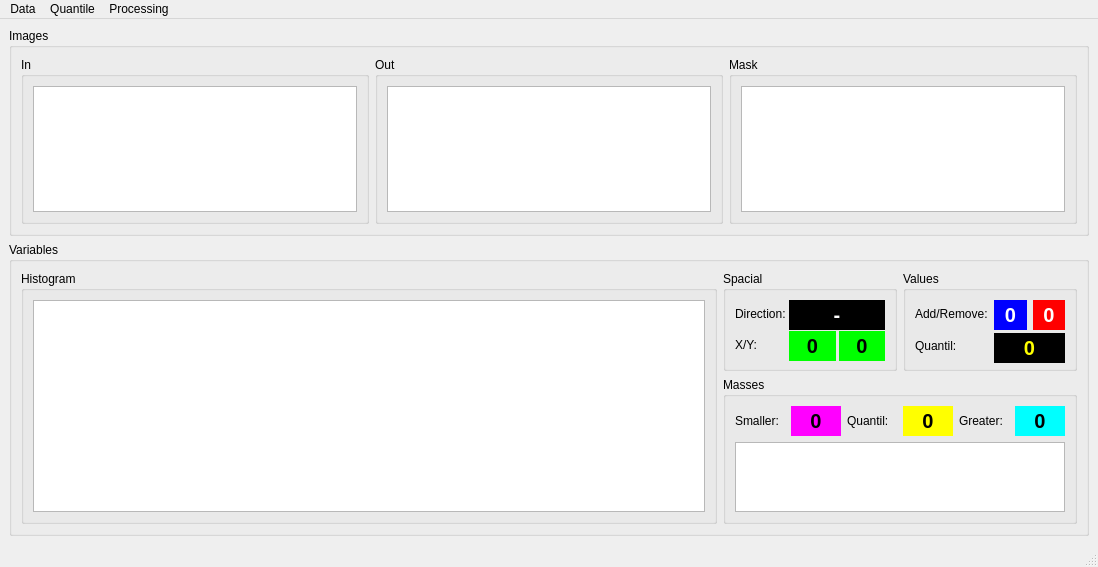
The window that Code/d_makro_huangvisualization.ui (DavidEilenstein/ImageD) describes before a commit, drawn with Qt 5.
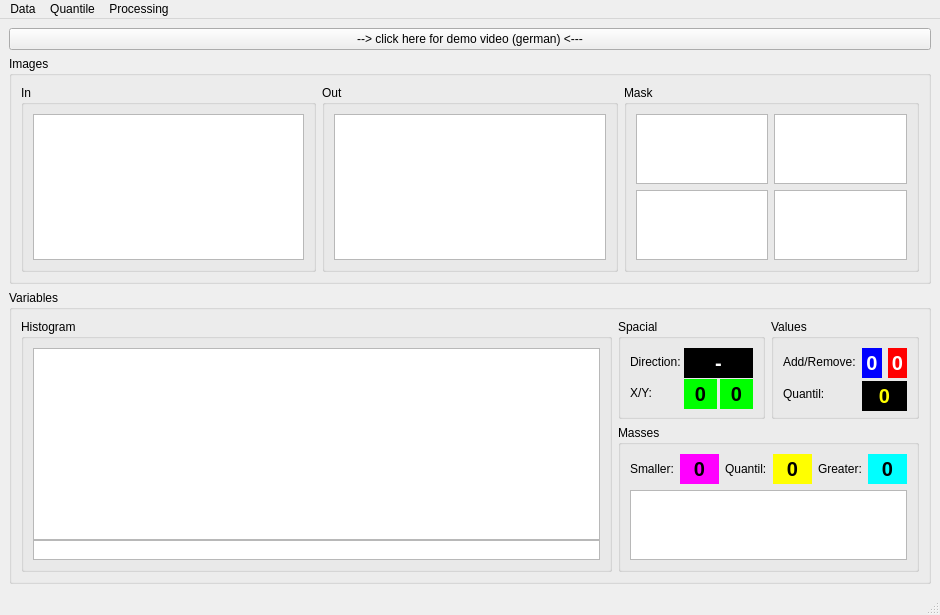
The same window after the commit.

Patch:
```diff
--- a/Code/d_makro_huangvisualization.ui
+++ b/Code/d_makro_huangvisualization.ui
@@ -6,8 +6,8 @@
    <rect>
     <x>0</x>
     <y>0</y>
-    <width>1098</width>
-    <height>567</height>
+    <width>940</width>
+    <height>589</height>
    </rect>
   </property>
   <property name="windowTitle">
@@ -15,63 +15,12 @@
   </property>
   <widget class="QWidget" name="centralwidget">
    <layout class="QGridLayout" name="gridLayout">
-    <item row="0" column="0">
-     <widget class="QGroupBox" name="groupBox">
-      <property name="sizePolicy">
-       <sizepolicy hsizetype="Preferred" vsizetype="Preferred">
-        <horstretch>0</horstretch>
-        <verstretch>1</verstretch>
-       </sizepolicy>
-      </property>
-      <property name="title">
-       <string>Images</string>
-      </property>
-      <layout class="QGridLayout" name="gridLayout_2">
-       <item row="0" column="0">
-        <widget class="QGroupBox" name="groupBox_2">
-         <property name="title">
-          <string>In</string>
-         </property>
-         <layout class="QGridLayout" name="gridLayout_3">
-          <item row="0" column="0">
-           <widget class="QGraphicsView" name="graphicsView_In"/>
-          </item>
-         </layout>
-        </widget>
-       </item>
-       <item row="0" column="1">
-        <widget class="QGroupBox" name="groupBox_3">
-         <property name="title">
-          <string>Out</string>
-         </property>
-         <layout class="QGridLayout" name="gridLayout_4">
-          <item row="0" column="0">
-           <widget class="QGraphicsView" name="graphicsView_Out"/>
-          </item>
-         </layout>
-        </widget>
-       </item>
-       <item row="0" column="2">
-        <widget class="QGroupBox" name="groupBox_4">
-         <property name="title">
-          <string>Mask</string>
-         </property>
-         <layout class="QGridLayout" name="gridLayout_5">
-          <item row="0" column="0">
-           <widget class="QGraphicsView" name="graphicsView_Mask"/>
-          </item>
-         </layout>
-        </widget>
-       </item>
-      </layout>
-     </widget>
-    </item>
-    <item row="1" column="0">
+    <item row="2" column="0">
      <widget class="QGroupBox" name="groupBox_5">
       <property name="sizePolicy">
        <sizepolicy hsizetype="Preferred" vsizetype="Preferred">
         <horstretch>0</horstretch>
-        <verstretch>1</verstretch>
+        <verstretch>2</verstretch>
        </sizepolicy>
       </property>
       <property name="title">
@@ -82,7 +31,7 @@
         <widget class="QGroupBox" name="groupBox_8">
          <property name="sizePolicy">
           <sizepolicy hsizetype="Preferred" vsizetype="Fixed">
-           <horstretch>1</horstretch>
+           <horstretch>2</horstretch>
            <verstretch>0</verstretch>
           </sizepolicy>
          </property>
@@ -337,9 +286,28 @@
           <string>Histogram</string>
          </property>
          <layout class="QGridLayout" name="gridLayout_8">
+          <property name="spacing">
+           <number>0</number>
+          </property>
           <item row="0" column="0">
            <widget class="QGraphicsView" name="graphicsView_Hist"/>
           </item>
+          <item row="1" column="0">
+           <widget class="QGraphicsView" name="graphicsView_HistLegend">
+            <property name="minimumSize">
+             <size>
+              <width>0</width>
+              <height>20</height>
+             </size>
+            </property>
+            <property name="maximumSize">
+             <size>
+              <width>16777215</width>
+              <height>20</height>
+             </size>
+            </property>
+           </widget>
+          </item>
          </layout>
         </widget>
        </item>
@@ -470,6 +438,91 @@
       </layout>
      </widget>
     </item>
+    <item row="1" column="0">
+     <widget class="QGroupBox" name="groupBox">
+      <property name="sizePolicy">
+       <sizepolicy hsizetype="Preferred" vsizetype="Preferred">
+        <horstretch>0</horstretch>
+        <verstretch>3</verstretch>
+       </sizepolicy>
+      </property>
+      <property name="title">
+       <string>Images</string>
+      </property>
+      <layout class="QGridLayout" name="gridLayout_2">
+       <item row="0" column="0">
+        <widget class="QGroupBox" name="groupBox_2">
+         <property name="sizePolicy">
+          <sizepolicy hsizetype="Preferred" vsizetype="Preferred">
+           <horstretch>4</horstretch>
+           <verstretch>0</verstretch>
+          </sizepolicy>
+         </property>
+         <property name="title">
+          <string>In</string>
+         </property>
+         <layout class="QGridLayout" name="gridLayout_3">
+          <item row="0" column="0">
+           <widget class="QGraphicsView" name="graphicsView_In"/>
+          </item>
+         </layout>
+        </widget>
+       </item>
+       <item row="0" column="1">
+        <widget class="QGroupBox" name="groupBox_3">
+         <property name="sizePolicy">
+          <sizepolicy hsizetype="Preferred" vsizetype="Preferred">
+           <horstretch>4</horstretch>
+           <verstretch>0</verstretch>
+          </sizepolicy>
+         </property>
+         <property name="title">
+          <string>Out</string>
+         </property>
+         <layout class="QGridLayout" name="gridLayout_4">
+          <item row="0" column="0">
+           <widget class="QGraphicsView" name="graphicsView_Out"/>
+          </item>
+         </layout>
+        </widget>
+       </item>
+       <item row="0" column="2">
+        <widget class="QGroupBox" name="groupBox_4">
+         <property name="sizePolicy">
+          <sizepolicy hsizetype="Preferred" vsizetype="Preferred">
+           <horstretch>4</horstretch>
+           <verstretch>0</verstretch>
+          </sizepolicy>
+         </property>
+         <property name="title">
+          <string>Mask</string>
+         </property>
+         <layout class="QGridLayout" name="gridLayout_5">
+          <item row="1" column="1">
+           <widget class="QGraphicsView" name="graphicsView_Mask_ZoomOutput"/>
+          </item>
+          <item row="1" column="0">
+           <widget class="QGraphicsView" name="graphicsView_Mask_ZoomInput_Gray"/>
+          </item>
+          <item row="0" column="1">
+           <widget class="QGraphicsView" name="graphicsView_Mask_BinaryAndPos"/>
+          </item>
+          <item row="0" column="0">
+           <widget class="QGraphicsView" name="graphicsView_Mask_ZoomInput_Color"/>
+          </item>
+         </layout>
+        </widget>
+       </item>
+      </layout>
+     </widget>
+    </item>
+    <item row="0" column="0">
+     <widget class="QPushButton" name="pushButton_VideoGuide">
+      <property name="text">
+       <string>--&gt; click here for demo video (german) &lt;---</string>
+      </property>
+     </widget>
+    </item>
    </layout>
   </widget>
   <widget class="QMenuBar" name="menubar">
@@ -477,7 +530,7 @@
     <rect>
      <x>0</x>
      <y>0</y>
-     <width>1098</width>
+     <width>940</width>
      <height>21</height>
     </rect>
    </property>
```
